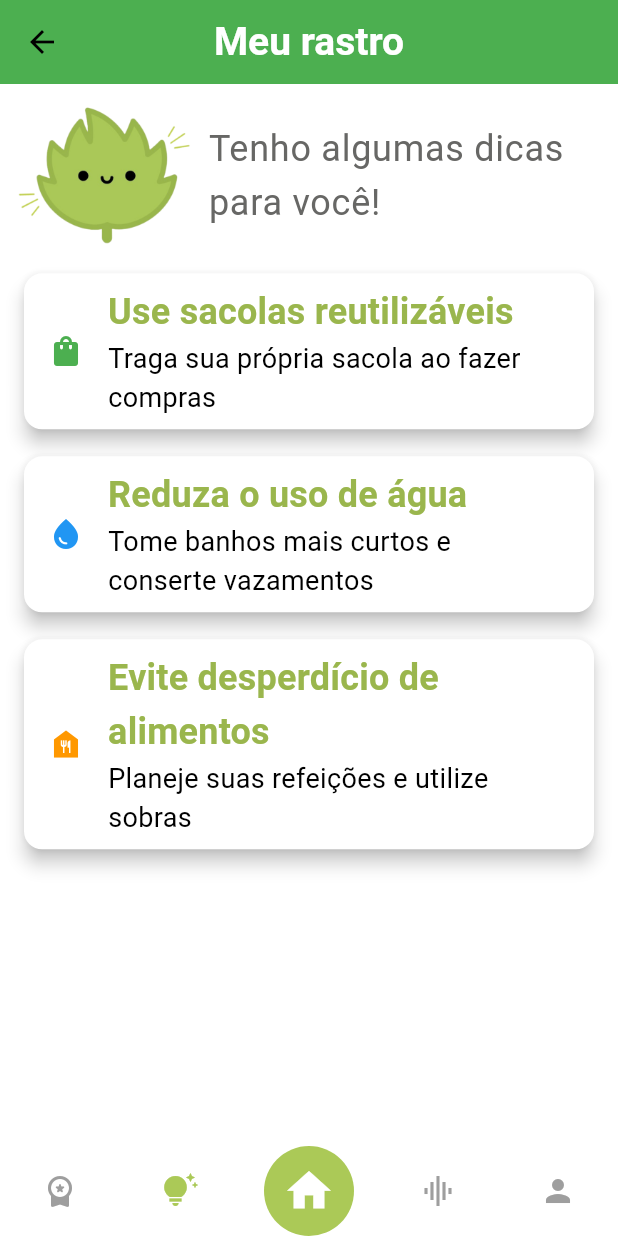
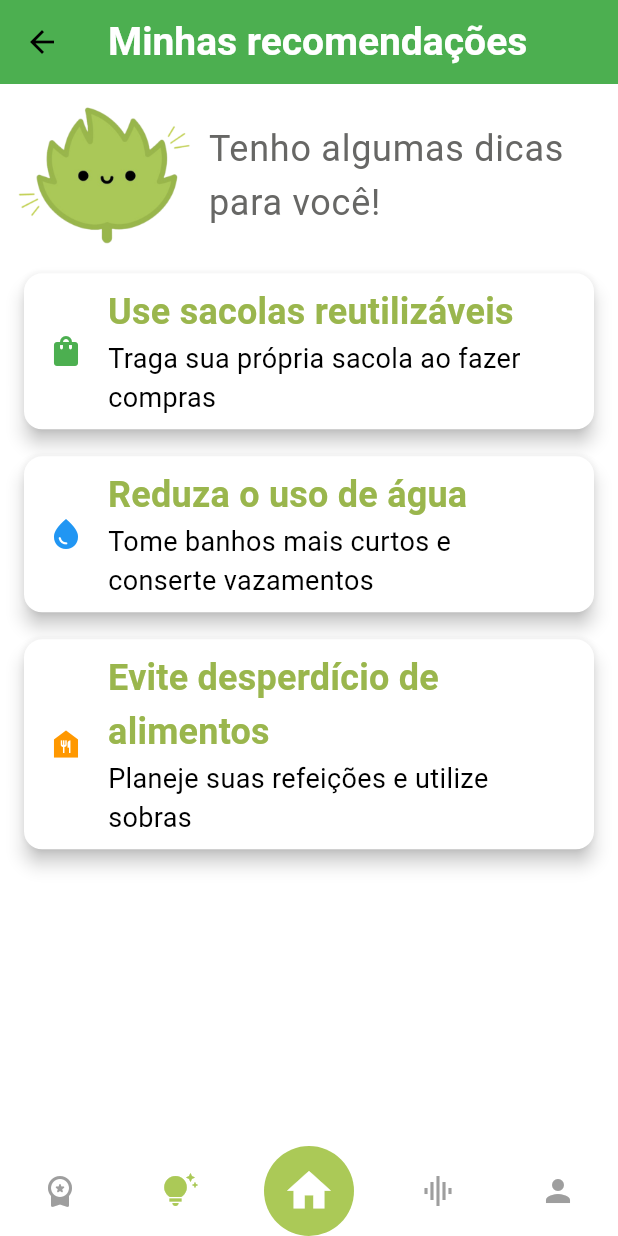
Before and after one commit to camiladiniz/meu_rastro_carbono_mobile, a Flutter app: the MainPage screen opened by its route, item 2 of the bottom bar chosen, on a phone screen of 412 x 824 dp. Run offline on Flutter 3.47's test engine with Material 2 defaults, Android fonts, the phone set to English and light mode, and no system bars; our stand-ins replace flutter_modular.

Commit message:
Componentizar app header

```diff
--- a/lib/ui/pages/main_page.dart
+++ b/lib/ui/pages/main_page.dart
@@ -1,36 +1,43 @@
 import 'package:flutter/material.dart';
 import 'package:flutter_modular/flutter_modular.dart';
+import 'package:meu_rastro_carbono/ui/widgets/header/header_widget.dart';
 import 'package:meu_rastro_carbono/ui/widgets/menu/bottom_navigation_widget.dart';
 import 'package:meu_rastro_carbono/ui/widgets/models/menu_navigate_item_model.dart';
 
-class MainPage extends StatelessWidget {
-  MainPage({super.key});
+class MainPage extends StatefulWidget {
+  @override
+  _MainPageState createState() => _MainPageState();
+}
 
+class _MainPageState extends State<MainPage> {
   final List<NavigateItemModel> pages = [
-    NavigateItemModel('Conquistas', Icons.workspace_premium_rounded, () => {Modular.to.navigate('./rewards')}),
-    NavigateItemModel('Dicas', Icons.tips_and_updates, () => {Modular.to.navigate('./tips')}),
-    NavigateItemModel('Home', Icons.home, () => {Modular.to.navigate('./surveys')}),
-    NavigateItemModel('Métricas', Icons.graphic_eq, () => {Modular.to.navigate('./metrics')}),
+    NavigateItemModel('Minha evolução', Icons.workspace_premium_rounded, () => {Modular.to.navigate('./rewards')}),
+    NavigateItemModel('Minhas recomendações', Icons.tips_and_updates, () => {Modular.to.navigate('./tips')}),
+    NavigateItemModel('Meu consumo', Icons.home, () => {Modular.to.navigate('./surveys')}),
+    NavigateItemModel('Meu rastro', Icons.graphic_eq, () => {Modular.to.navigate('./metrics')}),
     NavigateItemModel('Perfil', Icons.person, () => {Modular.to.navigate('./profile')}),
   ];
+
+  int _selectedMenuIndex = 0;
+
+  void _onMenuItemTapped(int index) {
+    setState(() {
+      _selectedMenuIndex = index;
+    });
+  }
 
   @override
   Widget build(BuildContext context) {
     return Directionality(
         textDirection: TextDirection.ltr,
         child: Scaffold(
-            appBar: AppBar(
-              title: Text('Meu rastro',
-              style: const TextStyle(
-                color: Colors.white,
-                fontSize: 26
-              ),),
-              centerTitle: true,
-              backgroundColor: Colors.green,
-            ),
+            appBar: HeaderWidget(pages[_selectedMenuIndex].title),
             body: const Row(children: [
               Expanded(child: RouterOutlet()),
             ]),
-            bottomNavigationBar: BottomNavigationWidget(pages: pages)));
+            bottomNavigationBar: BottomNavigationWidget(
+                pages: pages,
+                selectedIndex: _selectedMenuIndex,
+                onItemTapped: _onMenuItemTapped)));
   }
 }
--- /dev/null
+++ b/lib/ui/widgets/header/header_widget.dart
@@ -0,0 +1,12 @@
+import 'package:flutter/material.dart';
+
+AppBar HeaderWidget(String pageName) {
+  return AppBar(
+    title: Text(
+      pageName,
+      style: const TextStyle(color: Colors.white, fontSize: 26),
+    ),
+    centerTitle: true,
+    backgroundColor: Colors.green,
+  );
+}
--- a/lib/ui/widgets/menu/bottom_navigation_widget.dart
+++ b/lib/ui/widgets/menu/bottom_navigation_widget.dart
@@ -3,22 +3,20 @@ import 'package:meu_rastro_carbono/ui/widgets/models/menu_navigate_item_model.da
 
 class BottomNavigationWidget extends StatefulWidget {
   final List<NavigateItemModel> pages;
+  final int selectedIndex;
+  final Function onItemTapped;
 
-  BottomNavigationWidget({required this.pages});
+  const BottomNavigationWidget(
+      {super.key,
+      required this.pages,
+      required this.selectedIndex,
+      required this.onItemTapped});
 
   @override
   _BottomNavigationWidgetState createState() => _BottomNavigationWidgetState();
 }
 
 class _BottomNavigationWidgetState extends State<BottomNavigationWidget> {
-  int _selectedIndex = 0;
-
-  void _onItemTapped(int index) {
-    setState(() {
-      _selectedIndex = index;
-    });
-  }
-
   @override
   Widget build(BuildContext context) {
     return Container(
@@ -33,7 +31,7 @@ class _BottomNavigationWidgetState extends State<BottomNavigationWidget> {
                     height: 60,
                     child: GestureDetector(
                       onTap: () {
-                        _onItemTapped(i);
+                        widget.onItemTapped(i);
                         widget.pages[i].onTap();
                       },
                       child: Container(
@@ -51,11 +49,11 @@ class _BottomNavigationWidgetState extends State<BottomNavigationWidget> {
                   )
                 : IconButton(
                     icon: Icon(widget.pages[i].icon),
-                    color: _selectedIndex == i
+                    color: widget.selectedIndex == i
                         ? Theme.of(context).primaryColor
                         : Colors.grey,
                     onPressed: () {
-                      _onItemTapped(i);
+                      widget.onItemTapped(i);
                       widget.pages[i].onTap();
                     },
                   ),
```
